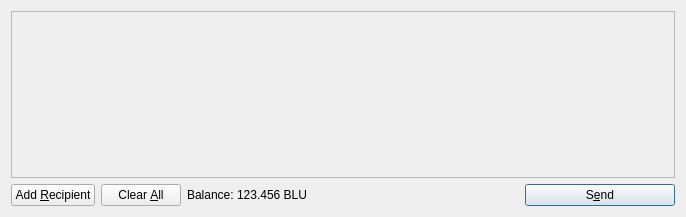
Above: src/qt/forms/sendcoinsdialog.ui from chartreusecoiner/chartreusecoin before the change. Below: the same form after it.
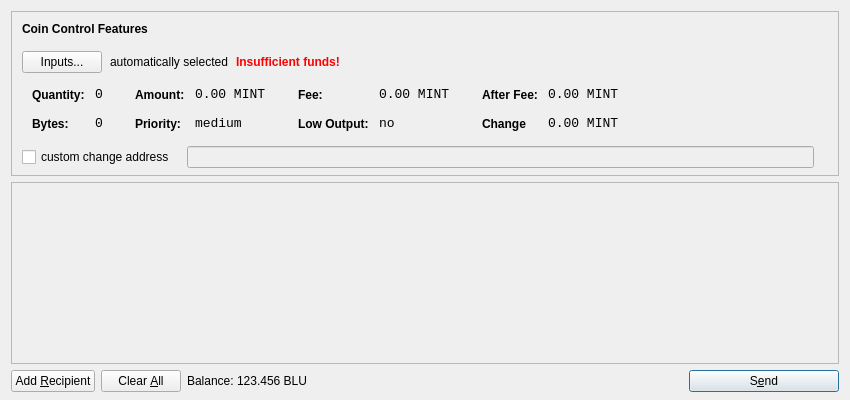
That is the form after the change. Icons and pictures are not drawn.

Commit message: Coin Control added, v1.1.1.0

```diff
--- a/src/qt/forms/sendcoinsdialog.ui
+++ b/src/qt/forms/sendcoinsdialog.ui
@@ -6,14 +6,615 @@
    <rect>
     <x>0</x>
     <y>0</y>
-    <width>686</width>
-    <height>217</height>
+    <width>850</width>
+    <height>400</height>
    </rect>
   </property>
   <property name="windowTitle">
    <string>Send Coins</string>
   </property>
-  <layout class="QVBoxLayout" name="verticalLayout">
+  <layout class="QVBoxLayout" name="verticalLayout" stretch="0,1,0">
+   <property name="bottomMargin">
+    <number>8</number>
+   </property>
+   <item>
+    <widget class="QFrame" name="frameCoinControl">
+     <property name="sizePolicy">
+      <sizepolicy hsizetype="Expanding" vsizetype="Expanding">
+       <horstretch>0</horstretch>
+       <verstretch>0</verstretch>
+      </sizepolicy>
+     </property>
+     <property name="maximumSize">
+      <size>
+       <width>16777215</width>
+       <height>16777215</height>
+      </size>
+     </property>
+     <property name="frameShape">
+      <enum>QFrame::StyledPanel</enum>
+     </property>
+     <property name="frameShadow">
+      <enum>QFrame::Sunken</enum>
+     </property>
+     <layout class="QVBoxLayout" name="verticalLayoutCoinControl2">
+      <property name="spacing">
+       <number>-1</number>
+      </property>
+      <property name="leftMargin">
+       <number>0</number>
+      </property>
+      <property name="topMargin">
+       <number>0</number>
+      </property>
+      <property name="rightMargin">
+       <number>0</number>
+      </property>
+      <property name="bottomMargin">
+       <number>6</number>
+      </property>
+      <item>
+       <layout class="QVBoxLayout" name="verticalLayoutCoinControl" stretch="0,0,0,0,1">
+        <property name="spacing">
+         <number>0</number>
+        </property>
+        <property name="leftMargin">
+         <number>10</number>
+        </property>
+        <property name="topMargin">
+         <number>10</number>
+        </property>
+        <item>
+         <layout class="QHBoxLayout" name="horizontalLayoutCoinControl1">
+          <property name="bottomMargin">
+           <number>15</number>
+          </property>
+          <item>
+           <widget class="QLabel" name="labelCoinControlFeatures">
+            <property name="sizePolicy">
+             <sizepolicy hsizetype="Preferred" vsizetype="Maximum">
+              <horstretch>0</horstretch>
+              <verstretch>0</verstretch>
+             </sizepolicy>
+            </property>
+            <property name="font">
+             <font>
+              <weight>75</weight>
+              <bold>true</bold>
+             </font>
+            </property>
+            <property name="styleSheet">
+             <string notr="true">font-weight:bold;</string>
+            </property>
+            <property name="text">
+             <string>Coin Control Features</string>
+            </property>
+           </widget>
+          </item>
+         </layout>
+        </item>
+        <item>
+         <layout class="QHBoxLayout" name="horizontalLayoutCoinControl2" stretch="0,0,0,0">
+          <property name="spacing">
+           <number>8</number>
+          </property>
+          <property name="bottomMargin">
+           <number>10</number>
+          </property>
+          <item>
+           <widget class="QPushButton" name="pushButtonCoinControl">
+            <property name="styleSheet">
+             <string notr="true"/>
+            </property>
+            <property name="text">
+             <string>Inputs...</string>
+            </property>
+           </widget>
+          </item>
+          <item>
+           <widget class="QLabel" name="labelCoinControlAutomaticallySelected">
+            <property name="text">
+             <string>automatically selected</string>
+            </property>
+            <property name="margin">
+             <number>5</number>
+            </property>
+           </widget>
+          </item>
+          <item>
+           <widget class="QLabel" name="labelCoinControlInsuffFunds">
+            <property name="font">
+             <font>
+              <weight>75</weight>
+              <bold>true</bold>
+             </font>
+            </property>
+            <property name="styleSheet">
+             <string notr="true">color:red;font-weight:bold;</string>
+            </property>
+            <property name="text">
+             <string>Insufficient funds!</string>
+            </property>
+            <property name="margin">
+             <number>5</number>
+            </property>
+           </widget>
+          </item>
+          <item>
+           <spacer name="horizontalSpacerCoinControl">
+            <property name="orientation">
+             <enum>Qt::Horizontal</enum>
+            </property>
+            <property name="sizeHint" stdset="0">
+             <size>
+              <width>40</width>
+              <height>1</height>
+             </size>
+            </property>
+           </spacer>
+          </item>
+         </layout>
+        </item>
+        <item>
+         <widget class="QWidget" name="widgetCoinControl" native="true">
+          <property name="sizePolicy">
+           <sizepolicy hsizetype="Preferred" vsizetype="Preferred">
+            <horstretch>0</horstretch>
+            <verstretch>0</verstretch>
+           </sizepolicy>
+          </property>
+          <property name="minimumSize">
+           <size>
+            <width>0</width>
+            <height>0</height>
+           </size>
+          </property>
+          <property name="styleSheet">
+           <string notr="true"/>
+          </property>
+          <layout class="QHBoxLayout" name="horizontalLayoutCoinControl5">
+           <property name="margin">
+            <number>0</number>
+           </property>
+           <item>
+            <layout class="QHBoxLayout" name="horizontalLayoutCoinControl3" stretch="0,0,0,1">
+             <property name="spacing">
+              <number>20</number>
+             </property>
+             <property name="topMargin">
+              <number>0</number>
+             </property>
+             <property name="bottomMargin">
+              <number>10</number>
+             </property>
+             <item>
+              <layout class="QFormLayout" name="formLayoutCoinControl1">
+               <property name="horizontalSpacing">
+                <number>10</number>
+               </property>
+               <property name="verticalSpacing">
+                <number>14</number>
+               </property>
+               <property name="leftMargin">
+                <number>10</number>
+               </property>
+               <property name="topMargin">
+                <number>4</number>
+               </property>
+               <property name="rightMargin">
+                <number>6</number>
+               </property>
+               <item row="0" column="0">
+                <widget class="QLabel" name="labelCoinControlQuantityText">
+                 <property name="styleSheet">
+                  <string notr="true">font-weight:bold;</string>
+                 </property>
+                 <property name="text">
+                  <string>Quantity:</string>
+                 </property>
+                 <property name="margin">
+                  <number>0</number>
+                 </property>
+                </widget>
+               </item>
+               <item row="0" column="1">
+                <widget class="QLabel" name="labelCoinControlQuantity">
+                 <property name="font">
+                  <font>
+                   <family>Monospace</family>
+                   <pointsize>10</pointsize>
+                  </font>
+                 </property>
+                 <property name="cursor">
+                  <cursorShape>IBeamCursor</cursorShape>
+                 </property>
+                 <property name="contextMenuPolicy">
+                  <enum>Qt::ActionsContextMenu</enum>
+                 </property>
+                 <property name="text">
+                  <string>0</string>
+                 </property>
+                 <property name="margin">
+                  <number>0</number>
+                 </property>
+                 <property name="textInteractionFlags">
+                  <set>Qt::LinksAccessibleByMouse|Qt::TextSelectableByKeyboard|Qt::TextSelectableByMouse</set>
+                 </property>
+                </widget>
+               </item>
+               <item row="1" column="0">
+                <widget class="QLabel" name="labelCoinControlBytesText">
+                 <property name="styleSheet">
+                  <string notr="true">font-weight:bold;</string>
+                 </property>
+                 <property name="text">
+                  <string>Bytes:</string>
+                 </property>
+                </widget>
+               </item>
+               <item row="1" column="1">
+                <widget class="QLabel" name="labelCoinControlBytes">
+                 <property name="font">
+                  <font>
+                   <family>Monospace</family>
+                   <pointsize>10</pointsize>
+                  </font>
+                 </property>
+                 <property name="cursor">
+                  <cursorShape>IBeamCursor</cursorShape>
+                 </property>
+                 <property name="contextMenuPolicy">
+                  <enum>Qt::ActionsContextMenu</enum>
+                 </property>
+                 <property name="text">
+                  <string>0</string>
+                 </property>
+                 <property name="textInteractionFlags">
+                  <set>Qt::LinksAccessibleByMouse|Qt::TextSelectableByKeyboard|Qt::TextSelectableByMouse</set>
+                 </property>
+                </widget>
+               </item>
+              </layout>
+             </item>
+             <item>
+              <layout class="QFormLayout" name="formLayoutCoinControl2">
+               <property name="horizontalSpacing">
+                <number>10</number>
+               </property>
+               <property name="verticalSpacing">
+                <number>14</number>
+               </property>
+               <property name="leftMargin">
+                <number>6</number>
+               </property>
+               <property name="topMargin">
+                <number>4</number>
+               </property>
+               <property name="rightMargin">
+                <number>6</number>
+               </property>
+               <item row="0" column="0">
+                <widget class="QLabel" name="labelCoinControlAmountText">
+                 <property name="styleSheet">
+                  <string notr="true">font-weight:bold;</string>
+                 </property>
+                 <property name="text">
+                  <string>Amount:</string>
+                 </property>
+                 <property name="margin">
+                  <number>0</number>
+                 </property>
+                </widget>
+               </item>
+               <item row="0" column="1">
+                <widget class="QLabel" name="labelCoinControlAmount">
+                 <property name="font">
+                  <font>
+                   <family>Monospace</family>
+                   <pointsize>10</pointsize>
+                  </font>
+                 </property>
+                 <property name="cursor">
+                  <cursorShape>IBeamCursor</cursorShape>
+                 </property>
+                 <property name="contextMenuPolicy">
+                  <enum>Qt::ActionsContextMenu</enum>
+                 </property>
+                 <property name="text">
+                  <string>0.00 MINT</string>
+                 </property>
+                 <property name="textInteractionFlags">
+                  <set>Qt::LinksAccessibleByMouse|Qt::TextSelectableByKeyboard|Qt::TextSelectableByMouse</set>
+                 </property>
+                </widget>
+               </item>
+               <item row="1" column="0">
+                <widget class="QLabel" name="labelCoinControlPriorityText">
+                 <property name="styleSheet">
+                  <string notr="true">font-weight:bold;</string>
+                 </property>
+                 <property name="text">
+                  <string>Priority:</string>
+                 </property>
+                </widget>
+               </item>
+               <item row="1" column="1">
+                <widget class="QLabel" name="labelCoinControlPriority">
+                 <property name="font">
+                  <font>
+                   <family>Monospace</family>
+                   <pointsize>10</pointsize>
+                  </font>
+                 </property>
+                 <property name="cursor">
+                  <cursorShape>IBeamCursor</cursorShape>
+                 </property>
+                 <property name="contextMenuPolicy">
+                  <enum>Qt::ActionsContextMenu</enum>
+                 </property>
+                 <property name="text">
+                  <string>medium</string>
+                 </property>
+                 <property name="textInteractionFlags">
+                  <set>Qt::LinksAccessibleByMouse|Qt::TextSelectableByKeyboard|Qt::TextSelectableByMouse</set>
+                 </property>
+                </widget>
+               </item>
+              </layout>
+             </item>
+             <item>
+              <layout class="QFormLayout" name="formLayoutCoinControl3">
+               <property name="horizontalSpacing">
+                <number>10</number>
+               </property>
+               <property name="verticalSpacing">
+                <number>14</number>
+               </property>
+               <property name="leftMargin">
+                <number>6</number>
+               </property>
+               <property name="topMargin">
+                <number>4</number>
+               </property>
+               <property name="rightMargin">
+                <number>6</number>
+               </property>
+               <item row="0" column="0">
+                <widget class="QLabel" name="labelCoinControlFeeText">
+                 <property name="styleSheet">
+                  <string notr="true">font-weight:bold;</string>
+                 </property>
+                 <property name="text">
+                  <string>Fee:</string>
+                 </property>
+                 <property name="margin">
+                  <number>0</number>
+                 </property>
+                </widget>
+               </item>
+               <item row="0" column="1">
+                <widget class="QLabel" name="labelCoinControlFee">
+                 <property name="font">
+                  <font>
+                   <family>Monospace</family>
+                   <pointsize>10</pointsize>
+                  </font>
+                 </property>
+                 <property name="cursor">
+                  <cursorShape>IBeamCursor</cursorShape>
+                 </property>
+                 <property name="contextMenuPolicy">
+                  <enum>Qt::ActionsContextMenu</enum>
+                 </property>
+                 <property name="text">
+                  <string>0.00 MINT</string>
+                 </property>
+                 <property name="textInteractionFlags">
+                  <set>Qt::LinksAccessibleByMouse|Qt::TextSelectableByKeyboard|Qt::TextSelectableByMouse</set>
+                 </property>
+                </widget>
+               </item>
+               <item row="1" column="0">
+                <widget class="QLabel" name="labelCoinControlLowOutputText">
+                 <property name="styleSheet">
+                  <string notr="true">font-weight:bold;</string>
+                 </property>
+                 <property name="text">
+                  <string>Low Output:</string>
+                 </property>
+                </widget>
+               </item>
+               <item row="1" column="1">
+                <widget class="QLabel" name="labelCoinControlLowOutput">
+                 <property name="font">
+                  <font>
+                   <family>Monospace</family>
+                   <pointsize>10</pointsize>
+                  </font>
+                 </property>
+                 <property name="cursor">
+                  <cursorShape>IBeamCursor</cursorShape>
+                 </property>
+                 <property name="contextMenuPolicy">
+                  <enum>Qt::ActionsContextMenu</enum>
+                 </property>
+                 <property name="text">
+                  <string>no</string>
+                 </property>
+                 <property name="textInteractionFlags">
+                  <set>Qt::LinksAccessibleByMouse|Qt::TextSelectableByKeyboard|Qt::TextSelectableByMouse</set>
+                 </property>
+                </widget>
+               </item>
+              </layout>
+             </item>
+             <item>
+              <layout class="QFormLayout" name="formLayoutCoinControl4">
+               <property name="horizontalSpacing">
+                <number>10</number>
+               </property>
+               <property name="verticalSpacing">
+                <number>14</number>
+               </property>
+               <property name="leftMargin">
+                <number>6</number>
+               </property>
+               <property name="topMargin">
+                <number>4</number>
+               </property>
+               <property name="rightMargin">
+                <number>6</number>
+               </property>
+               <item row="0" column="0">
+                <widget class="QLabel" name="labelCoinControlAfterFeeText">
+                 <property name="styleSheet">
+                  <string notr="true">font-weight:bold;</string>
+                 </property>
+                 <property name="text">
+                  <string>After Fee:</string>
+                 </property>
+                 <property name="margin">
+                  <number>0</number>
+                 </property>
+                </widget>
+               </item>
+               <item row="0" column="1">
+                <widget class="QLabel" name="labelCoinControlAfterFee">
+                 <property name="font">
+                  <font>
+                   <family>Monospace</family>
+                   <pointsize>10</pointsize>
+                  </font>
+                 </property>
+                 <property name="cursor">
+                  <cursorShape>IBeamCursor</cursorShape>
+                 </property>
+                 <property name="contextMenuPolicy">
+                  <enum>Qt::ActionsContextMenu</enum>
+                 </property>
+                 <property name="text">
+                  <string>0.00 MINT</string>
+                 </property>
+                 <property name="textInteractionFlags">
+                  <set>Qt::LinksAccessibleByMouse|Qt::TextSelectableByKeyboard|Qt::TextSelectableByMouse</set>
+                 </property>
+                </widget>
+               </item>
+               <item row="1" column="0">
+                <widget class="QLabel" name="labelCoinControlChangeText">
+                 <property name="styleSheet">
+                  <string notr="true">font-weight:bold;</string>
+                 </property>
+                 <property name="text">
+                  <string>Change</string>
+                 </property>
+                </widget>
+               </item>
+               <item row="1" column="1">
+                <widget class="QLabel" name="labelCoinControlChange">
+                 <property name="font">
+                  <font>
+                   <family>Monospace</family>
+                   <pointsize>10</pointsize>
+                  </font>
+                 </property>
+                 <property name="cursor">
+                  <cursorShape>IBeamCursor</cursorShape>
+                 </property>
+                 <property name="contextMenuPolicy">
+                  <enum>Qt::ActionsContextMenu</enum>
+                 </property>
+                 <property name="text">
+                  <string>0.00 MINT</string>
+                 </property>
+                 <property name="textInteractionFlags">
+                  <set>Qt::LinksAccessibleByMouse|Qt::TextSelectableByKeyboard|Qt::TextSelectableByMouse</set>
+                 </property>
+                </widget>
+               </item>
+              </layout>
+             </item>
+            </layout>
+           </item>
+          </layout>
+         </widget>
+        </item>
+        <item>
+         <layout class="QHBoxLayout" name="horizontalLayoutCoinControl4" stretch="0,0,0">
+          <property name="spacing">
+           <number>12</number>
+          </property>
+          <property name="sizeConstraint">
+           <enum>QLayout::SetDefaultConstraint</enum>
+          </property>
+          <property name="topMargin">
+           <number>5</number>
+          </property>
+          <property name="rightMargin">
+           <number>5</number>
+          </property>
+          <item>
+           <widget class="QCheckBox" name="checkBoxCoinControlChange">
+            <property name="text">
+             <string>custom change address</string>
+            </property>
+           </widget>
+          </item>
+          <item>
+           <widget class="QLineEdit" name="lineEditCoinControlChange">
+            <property name="enabled">
+             <bool>false</bool>
+            </property>
+            <property name="sizePolicy">
+             <sizepolicy hsizetype="Expanding" vsizetype="Fixed">
+              <horstretch>0</horstretch>
+              <verstretch>0</verstretch>
+             </sizepolicy>
+            </property>
+           </widget>
+          </item>
+          <item>
+           <widget class="QLabel" name="labelCoinControlChangeLabel">
+            <property name="sizePolicy">
+             <sizepolicy hsizetype="Preferred" vsizetype="Expanding">
+              <horstretch>0</horstretch>
+              <verstretch>0</verstretch>
+             </sizepolicy>
+            </property>
+            <property name="minimumSize">
+             <size>
+              <width>0</width>
+              <height>0</height>
+             </size>
+            </property>
+            <property name="text">
+             <string/>
+            </property>
+            <property name="margin">
+             <number>3</number>
+            </property>
+           </widget>
+          </item>
+         </layout>
+        </item>
+        <item>
+         <spacer name="verticalSpacerCoinControl">
+          <property name="orientation">
+           <enum>Qt::Vertical</enum>
+          </property>
+          <property name="sizeHint" stdset="0">
+           <size>
+            <width>800</width>
+            <height>1</height>
+           </size>
+          </property>
+         </spacer>
+        </item>
+       </layout>
+      </item>
+     </layout>
+    </widget>
+   </item>
    <item>
     <widget class="QScrollArea" name="scrollArea">
      <property name="widgetResizable">
@@ -24,7 +625,7 @@
        <rect>
         <x>0</x>
         <y>0</y>
-        <width>666</width>
+        <width>830</width>
         <height>165</height>
        </rect>
       </property>
@@ -108,6 +709,12 @@
        </property>
        <item>
         <widget class="QLabel" name="label">
+         <property name="sizePolicy">
+          <sizepolicy hsizetype="Preferred" vsizetype="Fixed">
+           <horstretch>0</horstretch>
+           <verstretch>0</verstretch>
+          </sizepolicy>
+         </property>
          <property name="text">
           <string>Balance:</string>
          </property>
@@ -115,6 +722,12 @@
        </item>
        <item>
         <widget class="QLabel" name="labelBalance">
+         <property name="sizePolicy">
+          <sizepolicy hsizetype="Preferred" vsizetype="Fixed">
+           <horstretch>0</horstretch>
+           <verstretch>0</verstretch>
+          </sizepolicy>
+         </property>
          <property name="cursor">
           <cursorShape>IBeamCursor</cursorShape>
          </property>
```
The commit also changes 52 other files.
